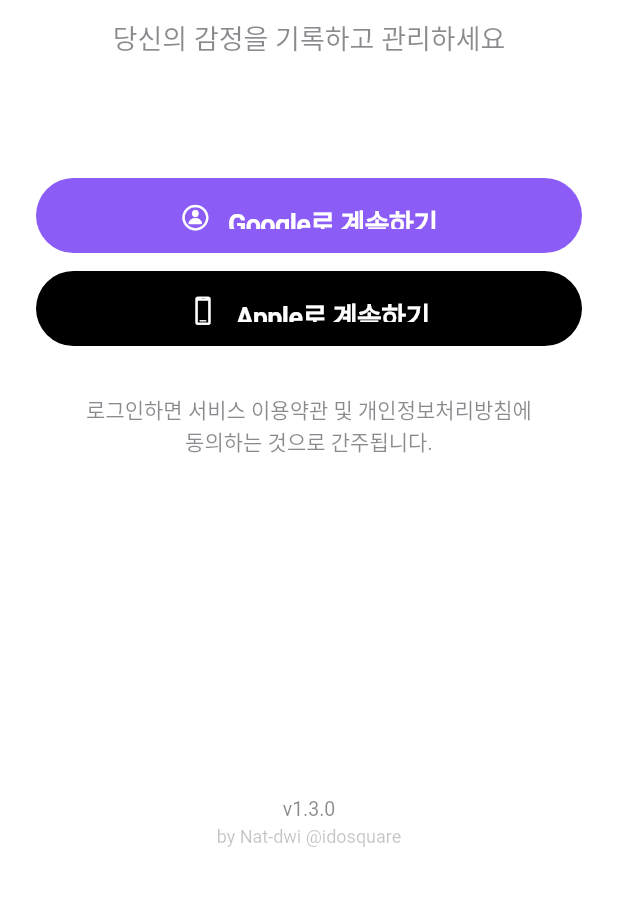
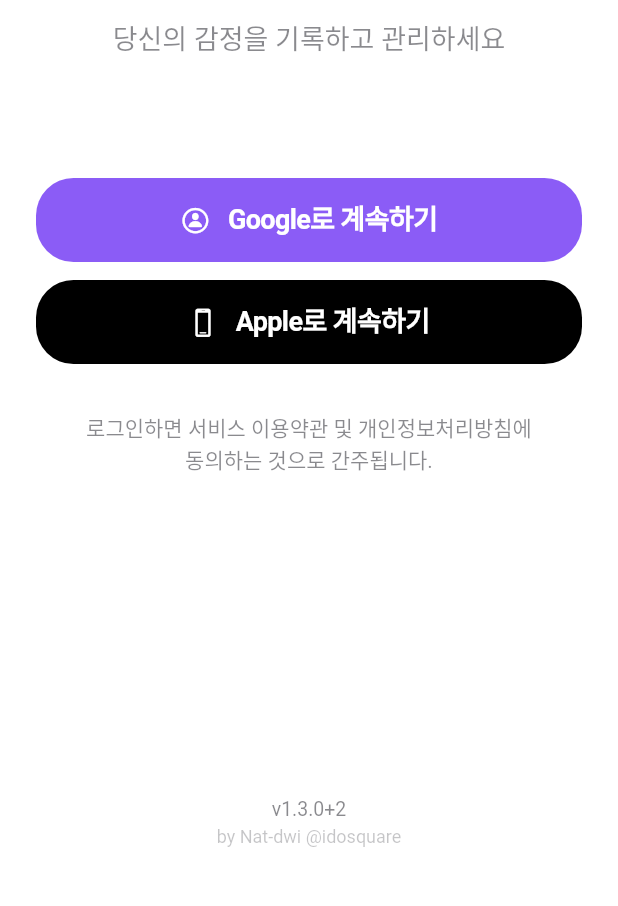
Before and after one commit to zrcn2sh/feelog, a Flutter app: the screen it shows after launch, on a phone screen of 412 x 824 dp, the part 329-1235 px from its top. Run offline on Flutter 3.47's test engine with Material 3 defaults, Android fonts, the light colour scheme and no system bars; our stand-ins replace cloud_firestore, file_picker, firebase_auth, firebase_core, google_fonts, google_generative_ai and 8 more; missing offline and left inert: encrypt; accounts and stored records are empty; Roboto replaces fonts that are missing (Gaegu).

Commit message:
260426 오류 추가 수정

```diff
--- a/lib/config/app_version.dart
+++ b/lib/config/app_version.dart
@@ -5,9 +5,17 @@
 class AppVersion {
   /// 현재 버전 (앱 시작 시 init()에서 pubspec.yaml 기준으로 설정, 실패 시 fallbackVersion)
   static String version = fallbackVersion;
+  static String buildNumber = fallbackBuildNumber;
 
   /// 플러그인 미지원 환경(웹 디버그 등)에서 사용할 폴백 버전
-  static const String fallbackVersion = '1.2.4';
+  static const String fallbackVersion = '1.3.0';
+  static const String fallbackBuildNumber = '2';
+
+  /// 표시용 전체 버전 (예: 1.3.0+2)
+  static String get fullVersion {
+    if (buildNumber.isEmpty) return version;
+    return '$version+$buildNumber';
+  }
 
   /// 개발자명
   static const String developer = 'Nat-dwi @idosquare';
@@ -18,12 +26,16 @@
     try {
       final info = await PackageInfo.fromPlatform();
       version = info.version;
+      buildNumber = info.buildNumber;
     } on MissingPluginException catch (_) {
       version = fallbackVersion;
+      buildNumber = fallbackBuildNumber;
     } on PlatformException catch (_) {
       version = fallbackVersion;
+      buildNumber = fallbackBuildNumber;
     } catch (_) {
       version = fallbackVersion;
+      buildNumber = fallbackBuildNumber;
     }
   }
 }
--- a/lib/main.dart
+++ b/lib/main.dart
@@ -32,8 +32,12 @@
     options: DefaultFirebaseOptions.currentPlatform,
   );
 
-  // AI 서비스 초기화 (Gemini API 키 설정)
-  AIService.setApiKey(AppSecret.geminiApiKey);
+  // AI 서비스 초기화 (Gemini API 키가 있을 때만 설정)
+  if (AppSecret.geminiApiKey.isNotEmpty) {
+    AIService.setApiKey(AppSecret.geminiApiKey);
+  } else if (kDebugMode) {
+    print('⚠️ GEMINI_API_KEY가 없어 AI 기능이 비활성화됩니다.');
+  }
 
   // 테마 설정 로드 (시스템 따르기 | 라이트 | 다크)
   final themePreference = await AppTheme.loadThemePreference();
--- a/lib/pages/login_page.dart
+++ b/lib/pages/login_page.dart
@@ -171,7 +171,7 @@
               // Google 로그인 버튼
               SizedBox(
                 width: double.infinity,
-                height: 50,
+                height: 56,
                 child: CupertinoButton.filled(
                   onPressed: _isLoading ? null : _signInWithGoogle,
                   borderRadius: BorderRadius.circular(25),
@@ -193,6 +193,7 @@
                               style: appFontText(context,
                                 fontSize: 18,
                                 fontWeight: FontWeight.w600,
+                                height: 1.2,
                                 color: CupertinoColors.white,
                               ),
                             ),
@@ -206,7 +207,7 @@
               // Apple 로그인 버튼 (Apple 가이드라인: 검정 배경)
               SizedBox(
                 width: double.infinity,
-                height: 50,
+                height: 56,
                 child: CupertinoButton(
                   onPressed: _isLoading ? null : _signInWithApple,
                   borderRadius: BorderRadius.circular(25),
@@ -225,6 +226,7 @@
                         style: appFontText(context,
                           fontSize: 18,
                           fontWeight: FontWeight.w600,
+                          height: 1.2,
                           color: CupertinoColors.white,
                         ),
                       ),
@@ -252,7 +254,7 @@
               Column(
                 children: [
                   Text(
-                    'v${AppVersion.version}',
+                    'v${AppVersion.fullVersion}',
                     style: appFontText(context,
                       fontSize: 13,
                       fontWeight: FontWeight.w400,
```
